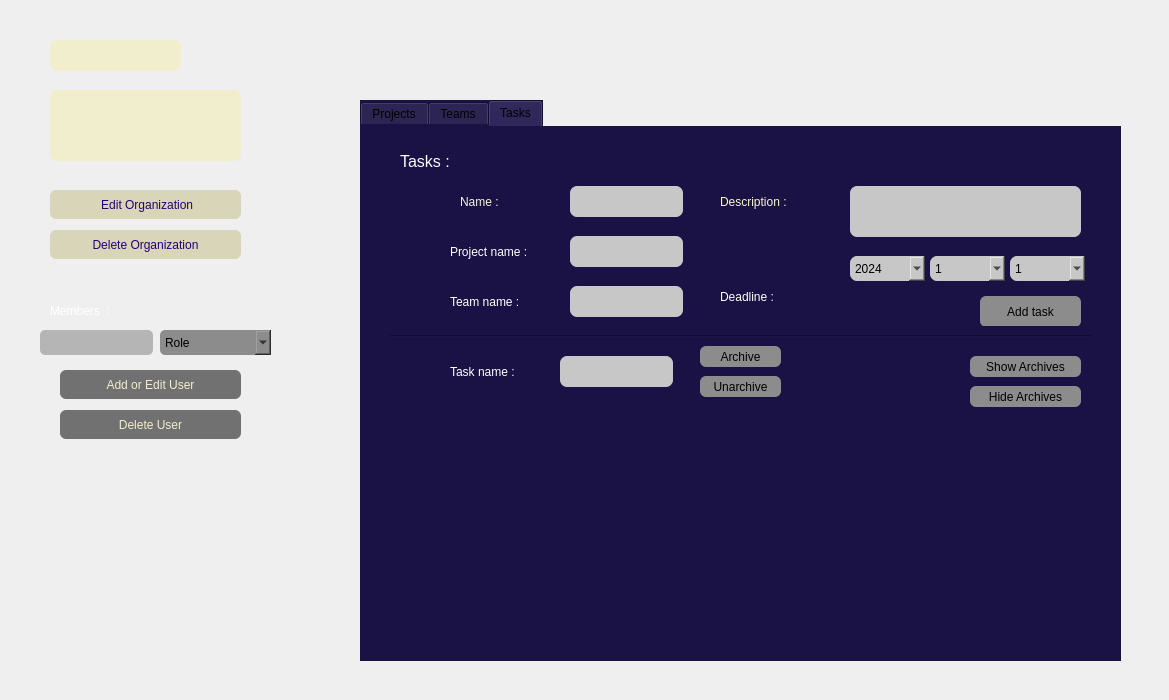
First picture: the form in client_apProject/orgdialog.ui, repository sabasheikhi/ap_project, before the edit.
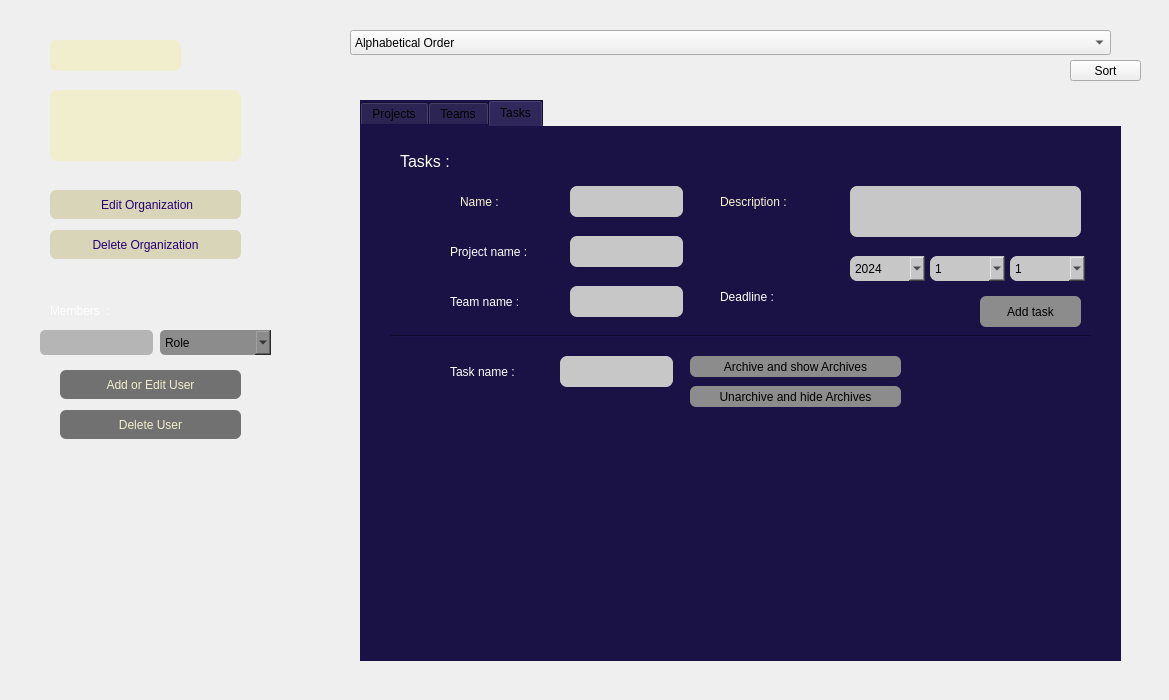
Second picture: the form after the edit. The open tabs and pages were chosen to show the change. Icons and pictures are not drawn.

Commit message:
Comment and filter created
comment ui and filter and sort for organization and project and team has created

Diff of the .ui file:
```diff
--- a/client_apProject/orgdialog.ui
+++ b/client_apProject/orgdialog.ui
@@ -960,9 +960,9 @@
     <widget class="QPushButton" name="setarchive">
      <property name="geometry">
       <rect>
-       <x>340</x>
-       <y>220</y>
-       <width>81</width>
+       <x>330</x>
+       <y>230</y>
+       <width>211</width>
        <height>21</height>
       </rect>
      </property>
@@ -971,15 +971,15 @@
 border-radius:6px;</string>
      </property>
      <property name="text">
-      <string>Archive</string>
+      <string>Archive and show Archives</string>
      </property>
     </widget>
     <widget class="QPushButton" name="setunarchive">
      <property name="geometry">
       <rect>
-       <x>340</x>
-       <y>250</y>
-       <width>81</width>
+       <x>330</x>
+       <y>260</y>
+       <width>211</width>
        <height>21</height>
       </rect>
      </property>
@@ -988,7 +988,7 @@
 border-radius:6px;</string>
      </property>
      <property name="text">
-      <string>Unarchive</string>
+      <string>Unarchive and hide Archives</string>
      </property>
     </widget>
     <widget class="Line" name="line">
@@ -1004,41 +1004,60 @@
       <enum>Qt::Horizontal</enum>
      </property>
     </widget>
-    <widget class="QPushButton" name="setarchive_2">
+    <zorder>line</zorder>
+    <zorder>label_5</zorder>
+    <zorder>label_6</zorder>
+    <zorder>teamlabel_2</zorder>
+    <zorder>taskname</zorder>
+    <zorder>taskdes</zorder>
+    <zorder>addteask</zorder>
+    <zorder>horizontalLayoutWidget_3</zorder>
+    <zorder>label_7</zorder>
+    <zorder>label_8</zorder>
+    <zorder>projectname</zorder>
+    <zorder>teamname</zorder>
+    <zorder>label_9</zorder>
+    <zorder>year</zorder>
+    <zorder>month</zorder>
+    <zorder>day</zorder>
+    <zorder>label_10</zorder>
+    <zorder>namearchive</zorder>
+    <zorder>setarchive</zorder>
+    <zorder>setunarchive</zorder>
+   </widget>
+  </widget>
+  <widget class="QComboBox" name="filterComboBox">
      <property name="geometry">
       <rect>
-       <x>610</x>
-       <y>230</y>
-       <width>111</width>
-       <height>21</height>
-      </rect>
-     </property>
-     <property name="styleSheet">
-      <string notr="true">background-color: rgb(140, 140, 140);
-border-radius:6px;</string>
-     </property>
+     <x>350</x>
+     <y>30</y>
+     <width>761</width>
+     <height>25</height>
+    </rect>
+   </property>
+   <item>
+    <property name="text">
+     <string>Alphabetical Order</string>
+    </property>
+   </item>
+   <item>
      <property name="text">
-      <string>Show Archives</string>
-     </property>
-    </widget>
-    <widget class="QPushButton" name="setarchive_3">
+     <string>Time(Id)</string>
+    </property>
+   </item>
+  </widget>
+  <widget class="QPushButton" name="sortButton">
      <property name="geometry">
       <rect>
-       <x>610</x>
-       <y>260</y>
-       <width>111</width>
+     <x>1070</x>
+     <y>60</y>
+     <width>71</width>
        <height>21</height>
       </rect>
      </property>
-     <property name="styleSheet">
-      <string notr="true">background-color: rgb(140, 140, 140);
-border-radius:6px;</string>
-     </property>
      <property name="text">
-      <string>Hide Archives</string>
-     </property>
-    </widget>
-   </widget>
+    <string>Sort</string>
+   </property>
   </widget>
  </widget>
  <resources/>
```
Left out of the diff: 2 changed lines with no effect on the pictures. Lines whose indentation alone changed are shown as unchanged. The commit also changes 72 other files.
